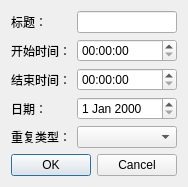
Above: EditDialog.ui from c-miz/Dayflow before the change. Below: the same form after it.
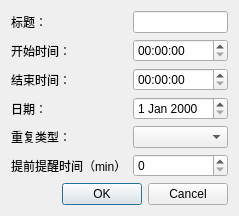
That is the form after the change.

The edit to the form file:
```diff
--- a/EditDialog.ui
+++ b/EditDialog.ui
@@ -6,8 +6,8 @@
    <rect>
     <x>0</x>
     <y>0</y>
-    <width>177</width>
-    <height>153</height>
+    <width>230</width>
+    <height>174</height>
    </rect>
   </property>
   <property name="windowTitle">
@@ -66,6 +66,16 @@
      <item row="3" column="1">
       <widget class="QDateEdit" name="dateEdit"/>
      </item>
+     <item row="5" column="0">
+      <widget class="QLabel" name="label_6">
+       <property name="text">
+        <string>提前提醒时间（min）</string>
+       </property>
+      </widget>
+     </item>
+     <item row="5" column="1">
+      <widget class="QSpinBox" name="remindTime"/>
+     </item>
     </layout>
    </item>
    <item>
```
